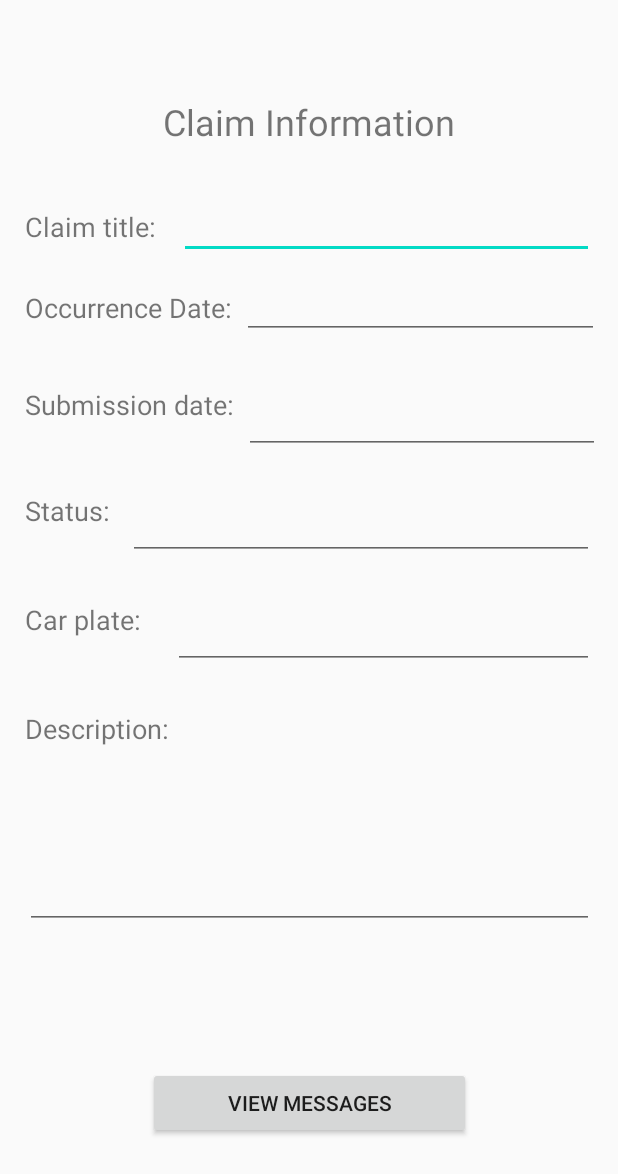
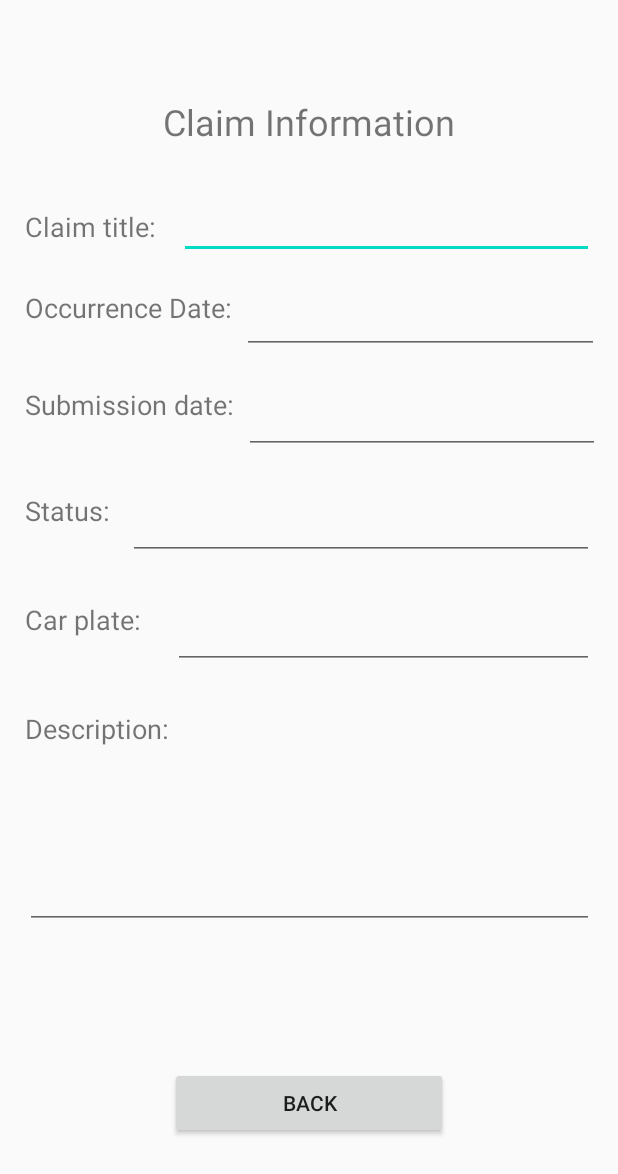
Before and after one commit to andrerosantos/InSureApp, an Android app: the ClaimInformationActivity screen opened directly, with no data from a screen before it, on a phone screen of 412 x 824 dp. Shown: the top 1174 px of the screen. Run offline under Robolectric (Android 15) with nearby library versions, the phone set to English and light mode, and no system bars; 1 statement that could not run was skipped.

Commit message:
claim info design updated with back button

```diff
--- a/app/src/main/res/layout/activity_claim_information.xml
+++ b/app/src/main/res/layout/activity_claim_information.xml
@@ -81,7 +81,7 @@
             <EditText
                 android:id="@+id/claimInfoOcurrenceDate"
                 android:layout_width="277dp"
-                android:layout_height="33dp"
+                android:layout_height="match_parent"
                 android:layout_weight="1"
                 android:ems="10"
                 android:inputType="textPersonName" />
@@ -225,7 +225,7 @@
                 android:layout_width="wrap_content"
                 android:layout_height="wrap_content"
                 android:layout_weight="1"
-                android:text="View Messages" />
+                android:text="@string/back_button" />
 
             <Space
                 android:layout_width="wrap_content"
```
